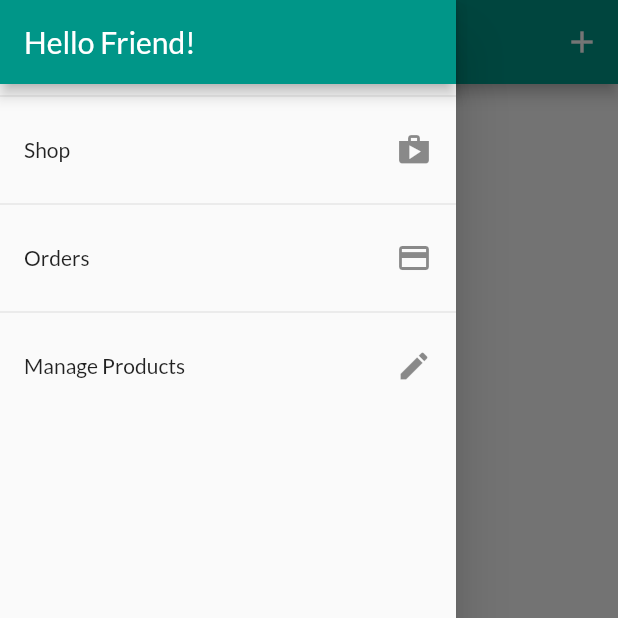
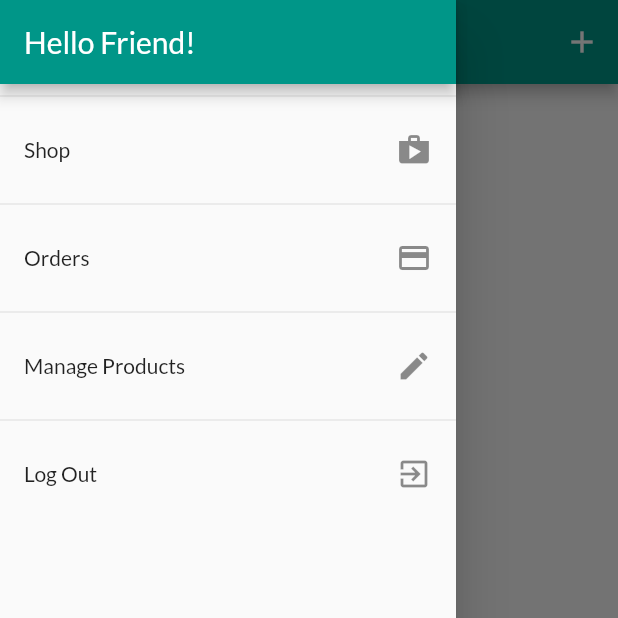
Before and after one commit to JosephTadrous/myShop-app, a Flutter app: the UserProductsScreen screen opened by its route, with the side drawer open, on a phone screen of 412 x 824 dp, the top half of it. Run offline on Flutter 3.47's test engine with Material 2 defaults, Android fonts, the phone set to English and light mode, and no system bars; network calls fail.

Commit message:
Attach Orders & Products to its own user & Implement logout & autologout

```diff
--- a/lib/providers/order.dart
+++ b/lib/providers/order.dart
@@ -18,17 +18,18 @@ class OrderItem {
 
 class Order with ChangeNotifier {
   String authToken;
+  String userId;
 
   List<OrderItem> _orders = [];
 
-  Order(this.authToken, this._orders);
+  Order(this.authToken, this.userId, this._orders);
 
   List<OrderItem> get orders {
     return [..._orders];
   }
 
   Future<void> addOrder(List<CartItem> cartProducts, double total) async {
-    final url = 'https://flutter-myshop-8e098.firebaseio.com/orders.json?auth=$authToken';
+    final url = 'https://flutter-myshop-8e098.firebaseio.com/orders/$userId.json?auth=$authToken';
     final timeStamp = DateTime.now().toIso8601String();
     final response = await http.post(
       url,
@@ -57,7 +58,7 @@ class Order with ChangeNotifier {
   }
 
   Future<void> fetchAndSetOrder() async {
-    final url = 'https://flutter-myshop-8e098.firebaseio.com/orders.json?auth=$authToken';
+    final url = 'https://flutter-myshop-8e098.firebaseio.com/orders/$userId.json?auth=$authToken';
     final response = await http.get(url);
     final List<OrderItem>loadedOrders = [];
     final extractedData = json.decode(response.body) as Map<String, dynamic>;
--- a/lib/screens/user_products_screen.dart
+++ b/lib/screens/user_products_screen.dart
@@ -10,12 +10,12 @@ class UserProductsScreen extends StatelessWidget {
   static const routeName = '/user-products';
 
   Future<void> refreshProducts(BuildContext context) async {
-    await Provider.of<Products>(context).fetchAndSetProducts();
+    await Provider.of<Products>(context, listen: false)
+        .fetchAndSetProducts(true);
   }
 
   @override
   Widget build(BuildContext context) {
-    final productData = Provider.of<Products>(context);
     return Scaffold(
       appBar: AppBar(
         title: Text('Your Products'),
@@ -28,11 +28,18 @@ class UserProductsScreen extends StatelessWidget {
         ],
       ),
       drawer: AppDrawer(),
-      body: RefreshIndicator(
+      body: FutureBuilder(
+        // wait for the future and then build
+        future: refreshProducts(context),
+        builder: (context, snapShot) =>
+            snapShot.connectionState == ConnectionState.waiting
+                ? Center(child: CircularProgressIndicator())
+                : RefreshIndicator(
                     onRefresh: () => refreshProducts(context),
                     child: Padding(
                       padding: const EdgeInsets.all(8.0),
-          child: ListView.builder(
+                      child: Consumer<Products>(
+                        builder: (ctx, productData, _) => ListView.builder(
                             itemBuilder: (ctx, i) {
                               return Column(
                                 children: [
@@ -47,6 +54,8 @@ class UserProductsScreen extends StatelessWidget {
                             itemCount: productData.items.length),
                       ),
                     ),
+                  ),
+      ),
     );
   }
 }
--- a/lib/widgets/app_drawer.dart
+++ b/lib/widgets/app_drawer.dart
@@ -1,7 +1,9 @@
 import 'package:flutter/material.dart';
+import 'package:provider/provider.dart';
 
 import '../screens/orders_screen.dart';
 import '../screens/user_products_screen.dart';
+import '../providers/auth.dart';
 
 class AppDrawer extends StatelessWidget {
   @override
@@ -33,6 +35,15 @@ class AppDrawer extends StatelessWidget {
             onTap: () => Navigator.of(context)
                 .pushReplacementNamed(UserProductsScreen.routeName),
           ),
+          Divider(),
+          ListTile(
+            trailing: Icon(Icons.exit_to_app),
+            title: Text('Log Out'),
+            onTap: () {
+              Navigator.of(context).pop();
+              Provider.of<Auth>(context, listen: false).logout();
+            }
+          ),
         ],
       ),
     );
--- a/lib/widgets/product_item.dart
+++ b/lib/widgets/product_item.dart
@@ -38,7 +38,7 @@ class ProductItem extends StatelessWidget {
                   color: Theme.of(context).accentColor),
               onPressed: () async {
                 try {
-                  await product.toggleFavorite(auth.token);
+                  await product.toggleFavorite(auth.token, auth.userId);
                 } catch (error) {
                   scaffold.showSnackBar(
                     SnackBar(
```
Also changed, not shown: lib/main.dart (+4 -4 lines), lib/providers/auth.dart (+28 -0 lines), lib/providers/product.dart (+5 -5 lines), lib/providers/products.dart (+23 -9 lines). Lines whose indentation alone changed are shown as unchanged.
